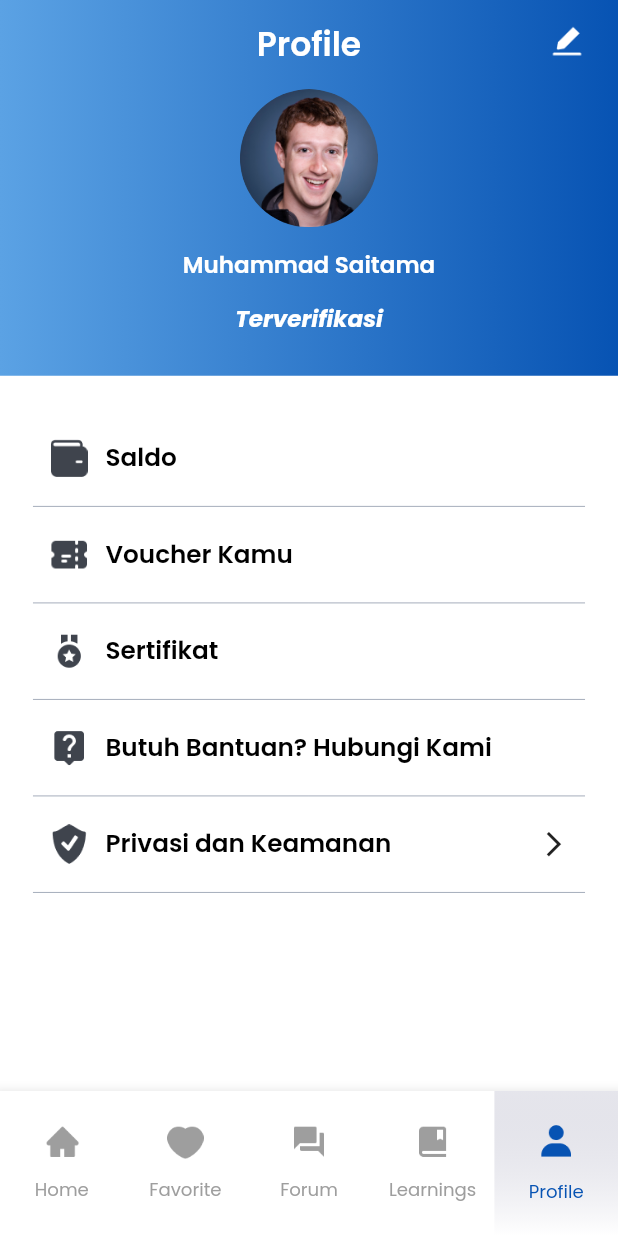
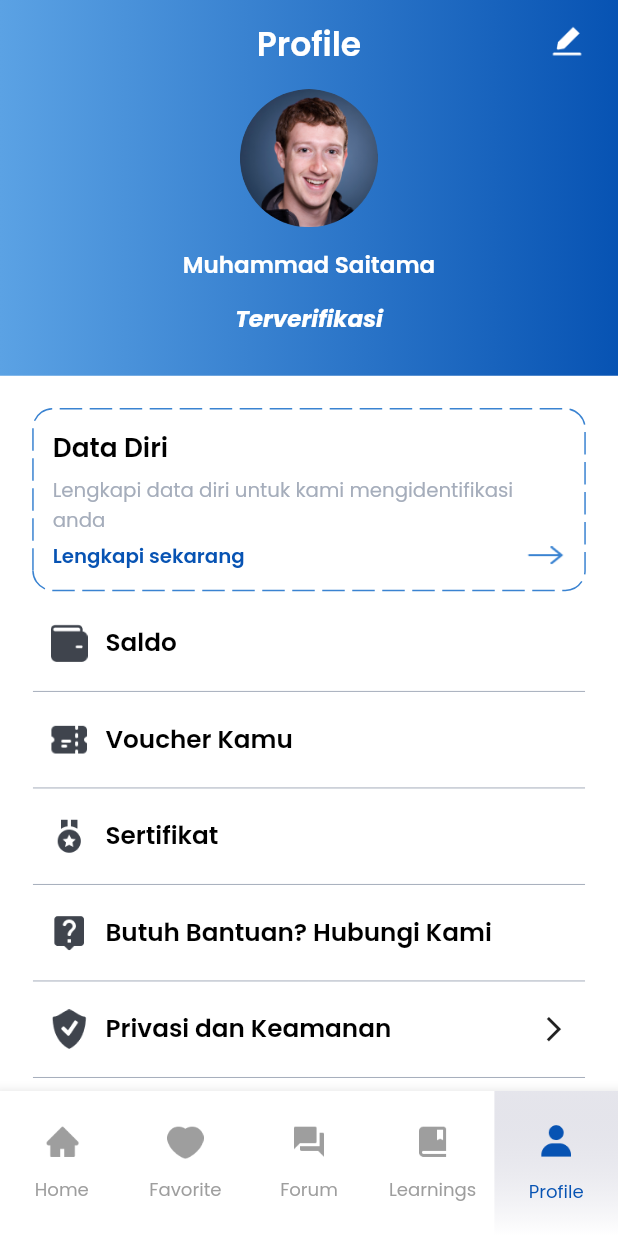
Before and after one commit to fathulaziss/profile-student, a Flutter app: the screen it shows after launch, on a phone screen of 412 x 824 dp. Run offline on Flutter 3.47's test engine with Material 2 defaults, Android fonts, the light colour scheme and no system bars; drawn by our look-alikes of dotted_border; our stand-ins replace dropdown_button2, flutter_screenutil, flutter_spinkit, get, google_fonts, image_picker; missing offline and left inert: easy_mask; project files that could hold a hidden picture were left out.

Commit message:
update tab profile

```diff
--- /dev/null
+++ b/lib/app/modules/home/components/tab_profile_info.dart
@@ -0,0 +1,65 @@
+import 'package:dotted_border/dotted_border.dart';
+import 'package:flutter/material.dart';
+import 'package:flutter_screenutil/flutter_screenutil.dart';
+import 'package:profile_student/styles/colors.dart';
+import 'package:profile_student/styles/styles.dart';
+import 'package:profile_student/utils/app_asset.dart';
+
+class TabProfileInfo extends StatelessWidget {
+  const TabProfileInfo({super.key});
+
+  @override
+  Widget build(BuildContext context) {
+    return InkWell(
+      onTap: () {},
+      child: Padding(
+        padding: EdgeInsets.symmetric(horizontal: 20.w),
+        child: DottedBorder(
+          borderType: BorderType.RRect,
+          dashPattern: const [15, 5],
+          color: const Color(0xFF3A83D1),
+          radius: Corners.medRadius,
+          padding: EdgeInsets.zero,
+          child: ClipRRect(
+            borderRadius: Corners.medBorder,
+            child: Padding(
+              padding: EdgeInsets.all(Insets.med),
+              child: Column(
+                crossAxisAlignment: CrossAxisAlignment.start,
+                children: [
+                  Text(
+                    'Data Diri',
+                    style: TextStyles.title.copyWith(fontSize: 16.w),
+                  ),
+                  verticalSpace(Insets.xs),
+                  Text(
+                    'Lengkapi data diri untuk kami mengidentifikasi anda',
+                    style: TextStyles.desc
+                        .copyWith(color: const Color(0xFFA5ADBB)),
+                  ),
+                  verticalSpace(Insets.xs),
+                  Row(
+                    mainAxisAlignment: MainAxisAlignment.spaceBetween,
+                    children: [
+                      Text(
+                        'Lengkapi sekarang',
+                        style: TextStyles.title.copyWith(
+                          color: AppColor.primaryColor,
+                          fontSize: 12.w,
+                        ),
+                      ),
+                      Image.asset(
+                        AppAsset.icon('ic_arrow_forward.png'),
+                        width: 24.w,
+                      ),
+                    ],
+                  )
+                ],
+              ),
+            ),
+          ),
+        ),
+      ),
+    );
+  }
+}
--- a/lib/app/modules/home/tabs/tab_profile.dart
+++ b/lib/app/modules/home/tabs/tab_profile.dart
@@ -1,6 +1,7 @@
 import 'package:flutter/material.dart';
 import 'package:flutter_screenutil/flutter_screenutil.dart';
 import 'package:profile_student/app/modules/home/components/tab_profile_header.dart';
+import 'package:profile_student/app/modules/home/components/tab_profile_info.dart';
 import 'package:profile_student/app/modules/home/components/tab_profile_menu.dart';
 import 'package:profile_student/styles/styles.dart';
 
@@ -13,7 +14,9 @@ class TabProfile extends StatelessWidget {
       child: Column(
         children: [
           const TabProfileHeader(),
-          verticalSpace(28.w),
+          verticalSpace(20.w),
+          const TabProfileInfo(),
+          verticalSpace(10.w),
           TabProfileMenu(
             onTap: () {},
             icon: 'ic_saldo.png',
--- a/pubspec.yaml
+++ b/pubspec.yaml
@@ -7,6 +7,7 @@ environment:
 
 dependencies:
   cupertino_icons: ^1.0.2
+  dotted_border: ^2.0.0+3
   dropdown_button2: ^1.9.1
   easy_mask: ^2.0.1
   flutter:
```
Also changed, not shown: 1 other file.
